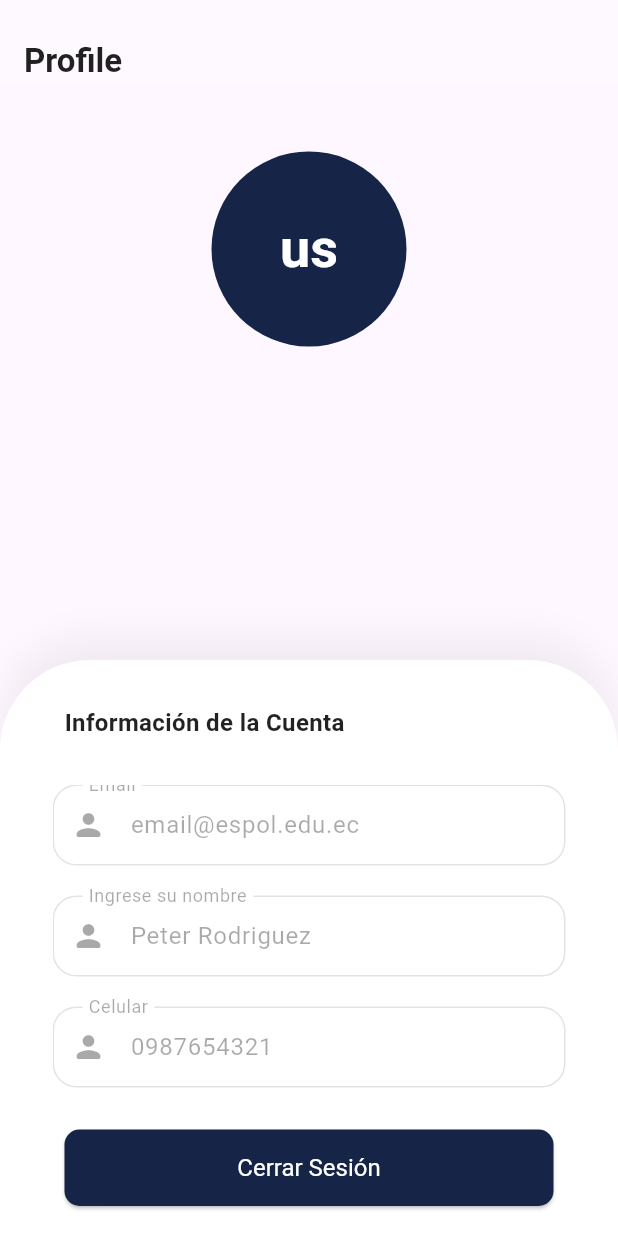
After one commit to angdesan/eventos_iasa, a Flutter app: the Settings screen opened directly, on a phone screen of 412 x 824 dp. The commit adds this screen. Run offline on Flutter 3.47's test engine with Material 3 defaults, Android fonts, the phone set to English and light mode, and no system bars; our stand-ins replace curved_navigation_bar, flutter_screenutil, pie_chart, supabase_flutter; accounts and stored records are empty.

```diff
--- a/lib/ui/views/home/home.dart
+++ b/lib/ui/views/home/home.dart
@@ -1,6 +1,7 @@
 import 'package:eventos_iasa/constants/colors.dart';
 import 'package:eventos_iasa/ui/views/home/evento_view.dart';
 import 'package:eventos_iasa/ui/views/home/reporte.dart';
+import 'package:eventos_iasa/ui/views/home/settings.dart';
 import 'package:flutter/material.dart';
 import 'package:curved_navigation_bar/curved_navigation_bar.dart';
 class HomeView extends StatefulWidget{
@@ -24,7 +25,7 @@ class _HomeView extends State<HomeView> {
       bottomNavigationBar: _bottomBar(),
       body: PageView(
         controller: _pageController,
-        children: [EventosView(),EventosView(), ReporteView()],
+        children: [Settings(),EventosView(), ReporteView()],
         onPageChanged: (int index){
           setState(() {
             _currentPage = index;
@@ -41,7 +42,7 @@ class _HomeView extends State<HomeView> {
       backgroundColor: AppColors.background,
       animationDuration: const Duration(milliseconds: 300),
       items: const <Widget>[
-        Icon(Icons.edit_calendar_outlined, size: 30, color:
+        Icon(Icons.settings, size: 30, color:
         AppColors.text_dark,),
         Icon(Icons.home, size: 30, color: AppColors.text_dark,),
         Icon(Icons.analytics_outlined, size: 30, color:
--- a/lib/ui/views/home/invitado_view.dart
+++ b/lib/ui/views/home/invitado_view.dart
@@ -18,7 +18,6 @@ class _InvitadoView extends State<InvitadoView> {
   List<dynamic> _consultaInvitados = [];
   @override
   void initState() {
-    // TODO: implement initState
     super.initState();
     _supabaseClient = Supabase.instance.client;
     _obtenerInvitados();
@@ -193,10 +192,10 @@ class _InvitadoView extends State<InvitadoView> {
                               _mostrarDialogoActualizar(invitado)
                             },
                             icon: Icon(
-                              Icons.check,
+                              Icons.pending_actions_outlined,
                               color: AppColors.primaryColor,
                             ),
-                          ): null,
+                          ): Icon(Icons.check),
                         ),
                       )
                   );
--- a/lib/ui/views/home/registro_invitado.dart
+++ b/lib/ui/views/home/registro_invitado.dart
@@ -55,10 +55,8 @@ class _RegistroInvitado extends State<RegistroInvitado> {
           padding: EdgeInsets.all(16.0),
           child: Column(
             crossAxisAlignment: CrossAxisAlignment.start,
+            mainAxisAlignment: MainAxisAlignment.start,
             children: [
-              SizedBox(
-                height: 20,
-              ),
               Text(
                   "Registro a Evento "+widget.evento.nombre,
                 style: TextStyle(
@@ -180,7 +178,7 @@ class _RegistroInvitado extends State<RegistroInvitado> {
               'inv_asistenciaEvento': false
             });
         ScaffoldMessenger.of(context)
-            .showSnackBar(SnackBar(content: Text('Se inscrito al evento correctamente')));
+            .showSnackBar(SnackBar(content: Text('Se ha inscrito al evento correctamente')));
         Navigator.of(context).pushReplacementNamed("/home");
       } catch(error) {
         ScaffoldMessenger.of(context)
--- /dev/null
+++ b/lib/ui/views/home/settings.dart
@@ -0,0 +1,192 @@
+import 'dart:ui';
+import 'package:flutter/material.dart';
+
+import '../../../constants/colors.dart';
+
+class Settings extends StatefulWidget {
+  const Settings({Key? key}) : super(key: key);
+  @override
+  _Settings createState() => _Settings();
+}
+
+class _Settings extends State<Settings> {
+  @override
+  void initState() {
+    super.initState();
+  }
+
+  @override
+  Widget build(BuildContext context) {
+    return Scaffold(
+      appBar: AppBar(
+        automaticallyImplyLeading: false,
+        backgroundColor: AppColors.background,
+        elevation: 0,
+        title: Padding(
+          padding: EdgeInsets.only(top: 26),
+          child: Text(
+            "Profile",
+            style: TextStyle(
+                color: AppColors.text_light,
+                fontSize: 22,
+                fontWeight: FontWeight.bold),
+          ),
+        ),
+      ),
+      body: _body(),
+    );
+  }
+
+  Widget _body() {
+    return Container(
+      child: Column(
+        children: [
+          Expanded(flex: 2, child: _topSection()),
+          Expanded(
+            flex: 2,
+            child: _profileContent(),
+          ),
+        ],
+      ),
+    );
+  }
+
+  Widget _topSection() {
+    double _size = 130;
+    return ListView(
+      children: [
+        const SizedBox(
+          height: 45,
+        ),
+        Container(
+            width: _size,
+            height: _size,
+            child: CircleAvatar(
+                backgroundColor: AppColors.primaryColor,
+                child: ClipRRect(
+                  child: Text(
+                    "us",
+                    style: TextStyle(
+                      color: AppColors.text_dark,
+                      fontSize: 36,
+                      fontWeight: FontWeight.bold,
+                    ),
+                  ),
+                  borderRadius: BorderRadius.circular(200),
+                )))
+      ],
+    );
+  }
+
+  Widget _profileContent() {
+    return Container(
+      decoration: BoxDecoration(
+        color: Colors.white,
+        boxShadow: [
+          BoxShadow(
+              offset: Offset(0, -15),
+              blurRadius: 20,
+              color: Colors.black.withOpacity(0.05))
+        ],
+        borderRadius: BorderRadius.only(
+            topLeft: Radius.circular(60), topRight: Radius.circular(60)),
+      ),
+      child: Padding(
+        padding: const EdgeInsets.only(left: 35, right: 35),
+        child: Column(crossAxisAlignment: CrossAxisAlignment.start, children: [
+          Padding(
+            padding:
+                const EdgeInsets.only(left: 8, right: 8, top: 30, bottom: 30),
+            child: Row(
+              children: const [
+                Text("Información de la Cuenta",
+                    textAlign: TextAlign.center,
+                    style: TextStyle(
+                        color: AppColors.text_light,
+                        fontSize: 16,
+                        fontWeight: FontWeight.bold)),
+                Spacer(flex: 1,)
+              ],
+            ),
+          ),
+          Flexible(
+            child: _formItems(),
+          ),
+          Padding(
+            padding: const EdgeInsets.symmetric(vertical: 20.0),
+            child: Container(
+              width: double.infinity,
+              margin: EdgeInsets.only(left: 8, right: 8),
+              child: ElevatedButton(
+                onPressed: () =>
+                    Navigator.of(context).pushReplacementNamed("/login"),
+                style: ElevatedButton.styleFrom(
+                    padding: EdgeInsets.only(top: 16, bottom: 16),
+                    textStyle: TextStyle(fontSize: 16, color: Colors.white),
+                    backgroundColor: AppColors.primaryColor,
+                    shape: RoundedRectangleBorder(
+                        borderRadius: BorderRadius.circular(10))),
+                child: Text(
+                  "Cerrar Sesión",
+                  style: TextStyle(color: AppColors.text_dark),
+                ),
+              ),
+            ),
+          ),
+        ]),
+      ),
+    );
+  }
+
+  ListView _formItems() {
+    return ListView(
+      children: [
+        FormItem(
+          text: "email@espol.edu.ec",
+          label: "Email",
+          hintText: "Ingrese su email",
+        ),
+        FormItem(
+          text: "Peter Rodriguez",
+          hintText: "Nombre",
+          label: "Ingrese su nombre",
+        ),
+        FormItem(
+          text: "0987654321",
+          label: "Celular",
+          hintText: "Ingrese su celular",
+        ),
+      ],
+    );
+  }
+}
+
+class FormItem extends StatelessWidget {
+  final String? text;
+  final String? label;
+  final String? hintText;
+  const FormItem({
+    Key? key,
+    this.text,
+    this.label,
+    this.hintText,
+  }) : super(key: key);
+  @override
+  Widget build(BuildContext context) {
+    return Container(
+      margin: EdgeInsets.only(bottom: 20),
+      child: TextField(
+        key: ValueKey(text),
+        enabled: false,
+        controller: TextEditingController(text: text),
+        decoration: InputDecoration(
+            prefixIcon: Icon(Icons.person_rounded),
+            labelText: label,
+            contentPadding: EdgeInsets.fromLTRB(20.0, 15.0, 20.0, 15.0),
+            hintText: hintText,
+            border:
+                OutlineInputBorder(borderRadius: BorderRadius.circular(16.0))),
+      ),
+    );
+  }
+}
```
Also changed, not shown: lib/ui/views/home/evento_view.dart (+1 -13 lines), lib/ui/views/home/reporte.dart (+87 -18 lines).
